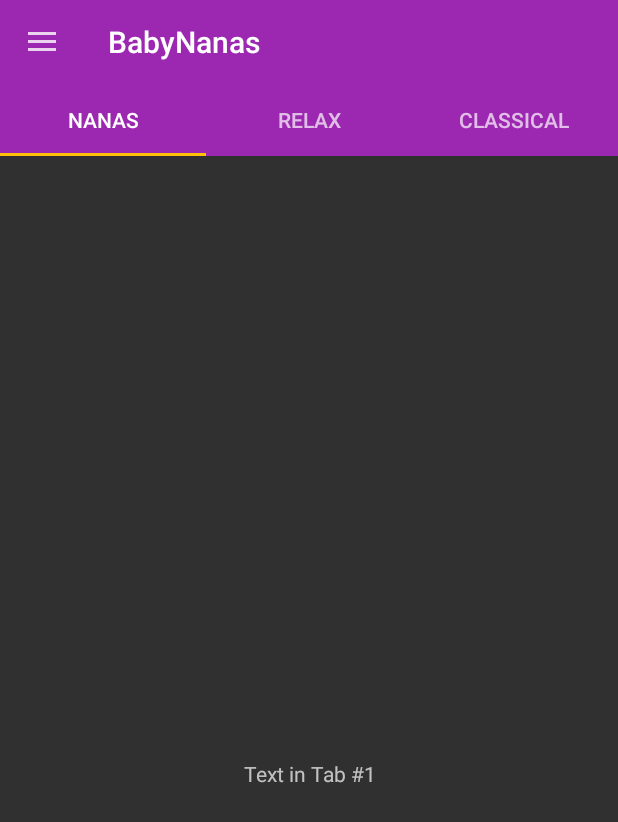
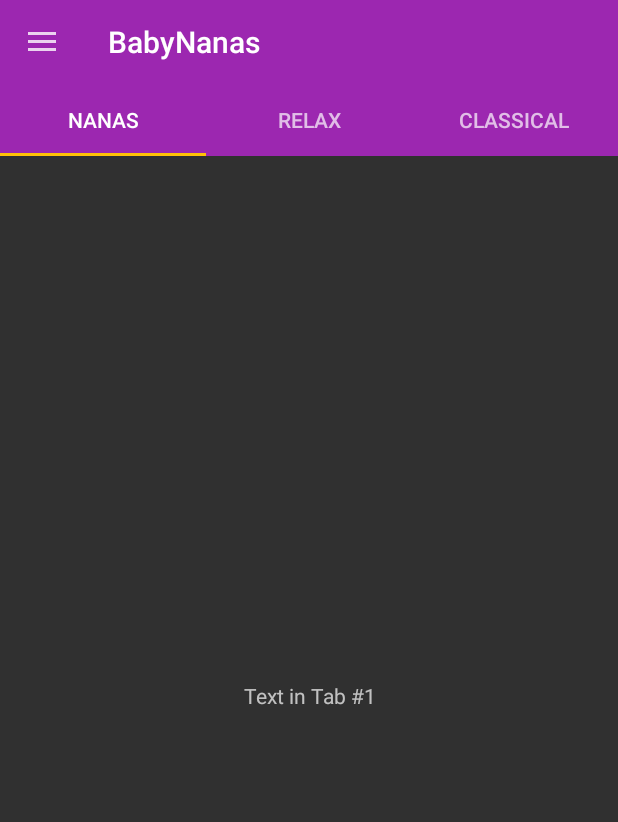
Before and after one commit to ivanisrdev/mobile-baby-nanas, an Android app: the screen it shows after launch (MainActivity), on a phone screen of 412 x 824 dp. Shown: the top 822 px of the screen. Run offline under Robolectric (Android 15) with nearby library versions, the phone set to English and light mode, and no system bars.

Commit message:
Final fix the position of viewpager in a constrainLyaout

```diff
--- a/BabyNanas/app/src/main/res/layout/activity_main.xml
+++ b/BabyNanas/app/src/main/res/layout/activity_main.xml
@@ -39,8 +39,9 @@
         <android.support.v4.view.ViewPager
             android:id="@+id/viewpager"
             android:layout_width="0dp"
-            android:layout_height="wrap_content"
+            android:layout_height="0dp"
             android:layout_marginBottom="8dp"
+            android:layout_marginTop="8dp"
             app:layout_constraintBottom_toBottomOf="parent"
             app:layout_constraintHorizontal_bias="0.0"
             app:layout_constraintLeft_toLeftOf="parent"
```
